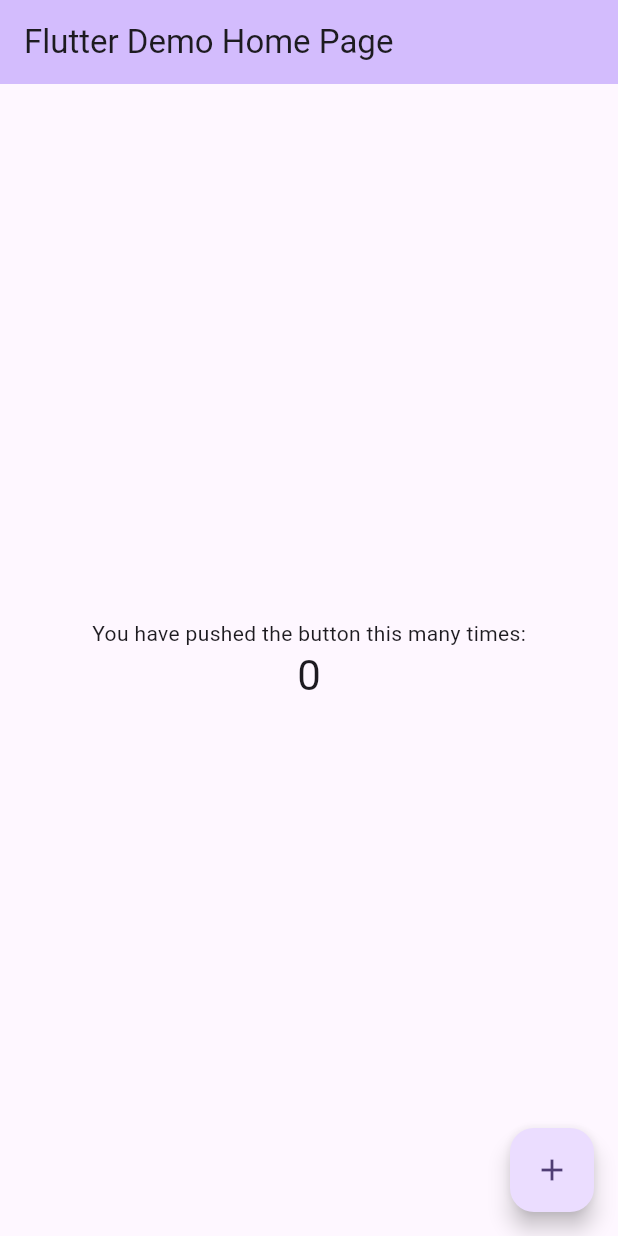
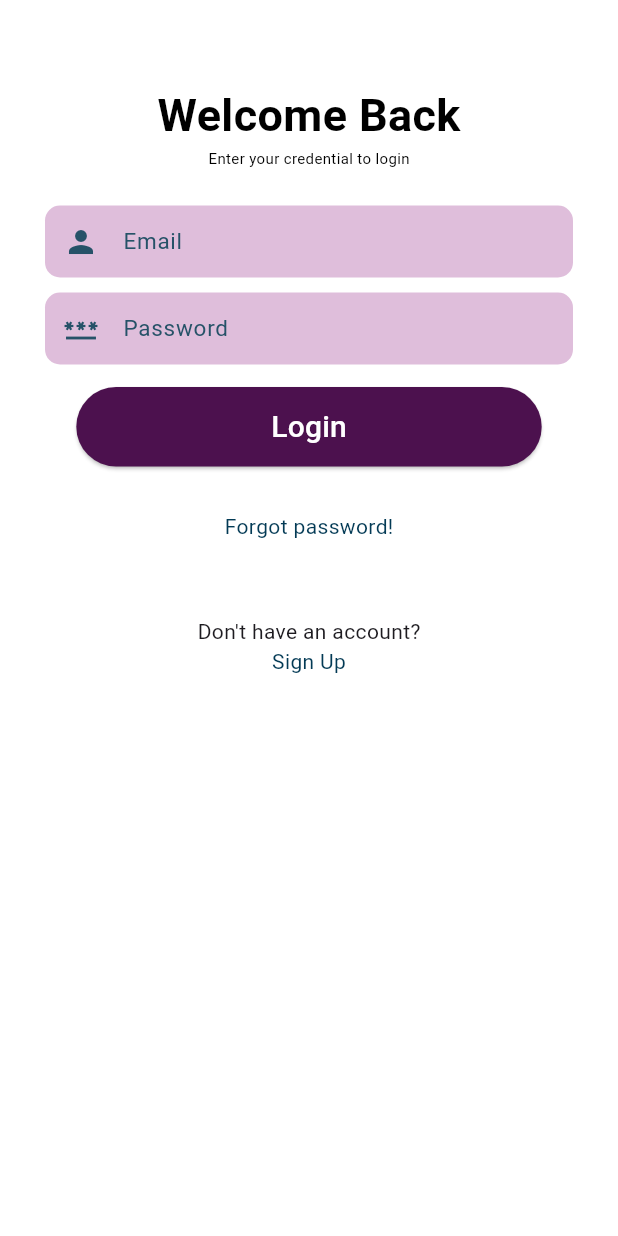
Before and after one commit to sinankallayi/registration, a Flutter app: the screen it shows after launch, on a phone screen of 412 x 824 dp. Run offline on Flutter 3.47's test engine with Material 3 defaults, Android fonts, the phone set to English and light mode, and no system bars; our stand-ins replace firebase_auth, firebase_core; accounts and stored records are empty; key blocks and very long unbroken strings in the code were emptied for the run.

Commit message:
Second Commit

```diff
--- /dev/null
+++ b/lib/login.dart
@@ -0,0 +1,157 @@
+import 'package:flutter/material.dart';
+import 'package:registration/forgetpassword.dart';
+import 'package:registration/home.dart';
+import 'package:registration/profile.dart';
+import 'package:registration/registration.dart';
+import 'package:registration/services/firebase_auth_service.dart';
+
+class LoginPage extends StatefulWidget {
+  @override
+  State<LoginPage> createState() => _LoginPageState();
+}
+
+class _LoginPageState extends State<LoginPage> {
+  TextEditingController emailController = TextEditingController();
+
+  TextEditingController passwordController = TextEditingController();
+
+  bool isLoading = false;
+  @override
+  Widget build(BuildContext context) {
+    return Scaffold(
+      backgroundColor: Colors.white,
+      body: Column(
+        children: [
+          SizedBox(
+            height: 55,
+          ),
+          Text(
+            "Welcome Back",
+            style: TextStyle(
+                color: Colors.black, fontWeight: FontWeight.bold, fontSize: 30),
+          ),
+          Text(
+            "Enter your credential to login",
+            style: TextStyle(color: Colors.black, fontSize: 10),
+          ),
+          SizedBox(
+            height: 25,
+          ),
+          Container(
+            margin: EdgeInsets.symmetric(
+              horizontal: 30,
+            ),
+            child: TextField(
+              controller: emailController,
+              decoration: InputDecoration(
+                prefixIcon: Icon(
+                  Icons.person,
+                  color: Color.fromARGB(255, 38, 82, 104),
+                ),
+                hintText: "Email",
+                hintStyle: TextStyle(
+                  color: Color.fromARGB(255, 38, 82, 104),
+                  fontSize: 15,
+                ),
+                filled: true,
+                fillColor: Color.fromARGB(255, 223, 190, 219),
+                border: OutlineInputBorder(
+                  borderRadius: BorderRadius.circular(10),
+                  borderSide: BorderSide.none,
+                ),
+                contentPadding: EdgeInsets.all(12),
+              ),
+            ),
+          ),
+          SizedBox(
+            height: 10,
+          ),
+          Container(
+            margin: EdgeInsets.symmetric(
+              horizontal: 30,
+            ),
+            child: TextField(
+              controller: passwordController,
+              obscureText: true, // For password fields
+              decoration: InputDecoration(
+                prefixIcon: Icon(
+                  Icons.password,
+                  color: Color.fromARGB(255, 38, 82, 104),
+                ),
+                hintText: "Password",
+                hintStyle: TextStyle(
+                  color: Color.fromARGB(255, 38, 82, 104),
+                  fontSize: 15,
+                ),
+                filled: true,
+                fillColor: Color.fromARGB(255, 223, 190, 219),
+                border: OutlineInputBorder(
+                  borderRadius: BorderRadius.circular(10),
+                  borderSide: BorderSide.none,
+                ),
+                contentPadding: EdgeInsets.all(12),
+              ),
+            ),
+          ),
+          SizedBox(
+            height: 15,
+          ),
+          ElevatedButton(
+            style: ElevatedButton.styleFrom(
+              backgroundColor: Color.fromARGB(255, 76, 17, 78),
+              padding: EdgeInsets.symmetric(horizontal: 130, vertical: 12),
+            ),
+            onPressed: () async {
+              setState(() {
+                isLoading = true;
+              });
+              await login(
+                email: emailController.text,
+                password: passwordController.text,
+                context: context,
+              );
+              setState(() {
+                isLoading = false;
+              });
+            },
+            child: isLoading
+                ? CircularProgressIndicator()
+                : Text(
+                    "Login",
+                    style: TextStyle(fontSize: 20, color: Colors.white),
+                  ),
+          ),
+          SizedBox(
+            height: 30,
+          ),
+          GestureDetector(
+              onTap: () {
+                Navigator.push(context,
+                    MaterialPageRoute(builder: (context) => Forgetpassword()));
+              },
+              child: Text(
+                "Forgot password!",
+                style: TextStyle(
+                  color: Color.fromARGB(255, 3, 58, 85),
+                ),
+              )),
+          SizedBox(
+            height: 50,
+          ),
+          Text("Don't have an account?"),
+          GestureDetector(
+              onTap: () {
+                Navigator.push(context,
+                    MaterialPageRoute(builder: (context) => Registration()));
+              },
+              child: Text(
+                "Sign Up",
+                style: TextStyle(
+                  color: Color.fromARGB(255, 3, 58, 85),
+                ),
+              )),
+        ],
+      ),
+    );
+  }
+}
--- a/lib/main.dart
+++ b/lib/main.dart
@@ -1,125 +1,14 @@
+import 'package:firebase_core/firebase_core.dart';
 import 'package:flutter/material.dart';
+import 'package:registration/firebase_options.dart';
+import 'package:registration/login.dart';
 
-void main() {
-  runApp(const MyApp());
+Future<void> main() async {
+  await Firebase.initializeApp(
+    options: DefaultFirebaseOptions.currentPlatform,
+  );
+  runApp(MaterialApp(
+    home: LoginPage(),
+    debugShowCheckedModeBanner: false,
+  ));
 }
-
-class MyApp extends StatelessWidget {
-  const MyApp({super.key});
-
-  // This widget is the root of your application.
-  @override
-  Widget build(BuildContext context) {
-    return MaterialApp(
-      title: 'Flutter Demo',
-      theme: ThemeData(
-        // This is the theme of your application.
-        //
-        // TRY THIS: Try running your application with "flutter run". You'll see
-        // the application has a purple toolbar. Then, without quitting the app,
-        // try changing the seedColor in the colorScheme below to Colors.green
-        // and then invoke "hot reload" (save your changes or press the "hot
-        // reload" button in a Flutter-supported IDE, or press "r" if you used
-        // the command line to start the app).
-        //
-        // Notice that the counter didn't reset back to zero; the application
-        // state is not lost during the reload. To reset the state, use hot
-        // restart instead.
-        //
-        // This works for code too, not just values: Most code changes can be
-        // tested with just a hot reload.
-        colorScheme: ColorScheme.fromSeed(seedColor: Colors.deepPurple),
-        useMaterial3: true,
-      ),
-      home: const MyHomePage(title: 'Flutter Demo Home Page'),
-    );
-  }
-}
-
-class MyHomePage extends StatefulWidget {
-  const MyHomePage({super.key, required this.title});
-
-  // This widget is the home page of your application. It is stateful, meaning
-  // that it has a State object (defined below) that contains fields that affect
-  // how it looks.
-
-  // This class is the configuration for the state. It holds the values (in this
-  // case the title) provided by the parent (in this case the App widget) and
-  // used by the build method of the State. Fields in a Widget subclass are
-  // always marked "final".
-
-  final String title;
-
-  @override
-  State<MyHomePage> createState() => _MyHomePageState();
-}
-
-class _MyHomePageState extends State<MyHomePage> {
-  int _counter = 0;
-
-  void _incrementCounter() {
-    setState(() {
-      // This call to setState tells the Flutter framework that something has
-      // changed in this State, which causes it to rerun the build method below
-      // so that the display can reflect the updated values. If we changed
-      // _counter without calling setState(), then the build method would not be
-      // called again, and so nothing would appear to happen.
-      _counter++;
-    });
-  }
-
-  @override
-  Widget build(BuildContext context) {
-    // This method is rerun every time setState is called, for instance as done
-    // by the _incrementCounter method above.
-    //
-    // The Flutter framework has been optimized to make rerunning build methods
-    // fast, so that you can just rebuild anything that needs updating rather
-    // than having to individually change instances of widgets.
-    return Scaffold(
-      appBar: AppBar(
-        // TRY THIS: Try changing the color here to a specific color (to
-        // Colors.amber, perhaps?) and trigger a hot reload to see the AppBar
-        // change color while the other colors stay the same.
-        backgroundColor: Theme.of(context).colorScheme.inversePrimary,
-        // Here we take the value from the MyHomePage object that was created by
-        // the App.build method, and use it to set our appbar title.
-        title: Text(widget.title),
-      ),
-      body: Center(
-        // Center is a layout widget. It takes a single child and positions it
-        // in the middle of the parent.
-        child: Column(
-          // Column is also a layout widget. It takes a list of children and
-          // arranges them vertically. By default, it sizes itself to fit its
-          // children horizontally, and tries to be as tall as its parent.
-          //
-          // Column has various properties to control how it sizes itself and
-          // how it positions its children. Here we use mainAxisAlignment to
-          // center the children vertically; the main axis here is the vertical
-          // axis because Columns are vertical (the cross axis would be
-          // horizontal).
-          //
-          // TRY THIS: Invoke "debug painting" (choose the "Toggle Debug Paint"
-          // action in the IDE, or press "p" in the console), to see the
-          // wireframe for each widget.
-          mainAxisAlignment: MainAxisAlignment.center,
-          children: <Widget>[
-            const Text(
-              'You have pushed the button this many times:',
-            ),
-            Text(
-              '$_counter',
-              style: Theme.of(context).textTheme.headlineMedium,
-            ),
-          ],
-        ),
-      ),
-      floatingActionButton: FloatingActionButton(
-        onPressed: _incrementCounter,
-        tooltip: 'Increment',
-        child: const Icon(Icons.add),
-      ), // This trailing comma makes auto-formatting nicer for build methods.
-    );
-  }
-}
--- /dev/null
+++ b/lib/services/firebase_auth_service.dart
@@ -0,0 +1,42 @@
+import 'package:firebase_auth/firebase_auth.dart';
+import 'package:flutter/material.dart';
+import 'package:registration/bottom_navigation_screen.dart';
+import 'package:registration/home.dart';
+import 'package:registration/profile.dart';
+
+Future<void> signup(
+    {required String username,
+    required String email,
+    required String password,
+    required BuildContext context}) async {
+  try {
+    await FirebaseAuth.instance
+        .createUserWithEmailAndPassword(email: email, password: password);
+    Navigator.push(
+        context, MaterialPageRoute(builder: (context) => BottomNavigation()));
+
+    ScaffoldMessenger.of(context)
+        .showSnackBar(SnackBar(content: Text("Registration Successfull...")));
+  } catch (e) {
+    ScaffoldMessenger.of(context)
+        .showSnackBar(SnackBar(content: Text(e.toString())));
+  }
+}
+
+Future<void> login(
+    {required String password,
+    required BuildContext context,
+    required String email}) async {
+  try {
+    await FirebaseAuth.instance
+        .signInWithEmailAndPassword(email: email, password: password);
+    Navigator.push(
+        context, MaterialPageRoute(builder: (context) => BottomNavigation()));
+
+    ScaffoldMessenger.of(context)
+        .showSnackBar(SnackBar(content: Text("Login Successfull...")));
+  } catch (e) {
+    ScaffoldMessenger.of(context)
+        .showSnackBar(SnackBar(content: Text(e.toString())));
+  }
+}
--- a/pubspec.yaml
+++ b/pubspec.yaml
@@ -34,6 +34,8 @@ dependencies:
   # The following adds the Cupertino Icons font to your application.
   # Use with the CupertinoIcons class for iOS style icons.
   cupertino_icons: ^1.0.8
+  firebase_core: ^3.9.0
+  firebase_auth: ^5.3.4
 
 dev_dependencies:
   flutter_test:
```
Also changed, not shown: lib/bottom_navigation_screen.dart (added, +36 -0 lines), lib/forgetpassword.dart (added, +10 -0 lines), lib/home.dart (added, +10 -0 lines), lib/note_screen.dart (added, +15 -0 lines), lib/profile.dart (added, +85 -0 lines), lib/registration.dart (added, +206 -0 lines), firebase.json (added), lib/firebase_options.dart (added), pubspec.lock, 6 other files.
